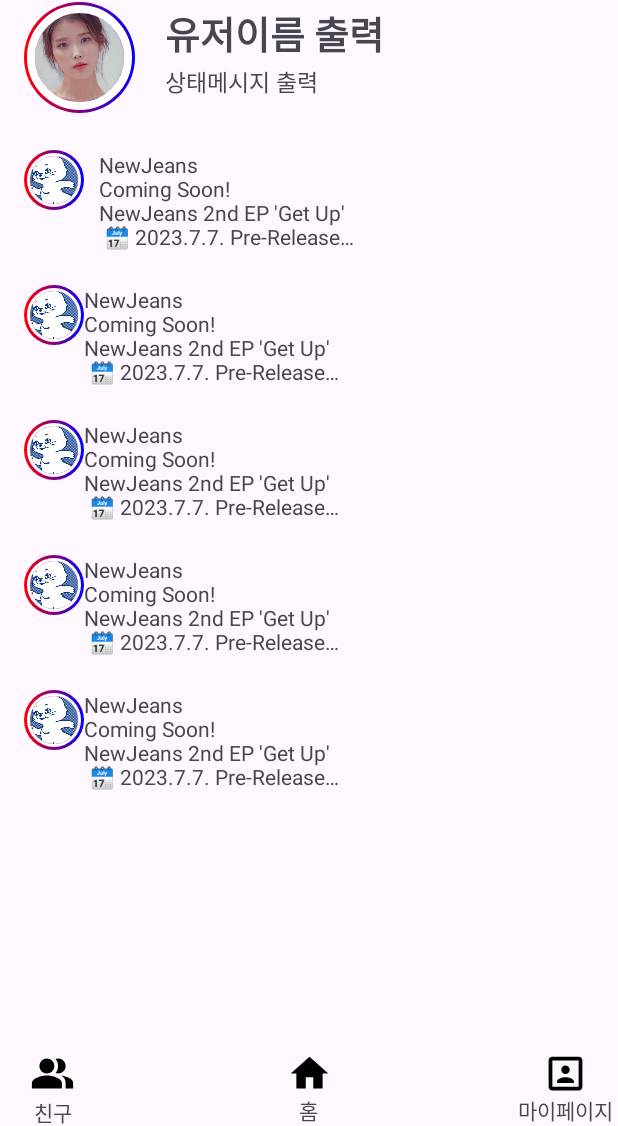
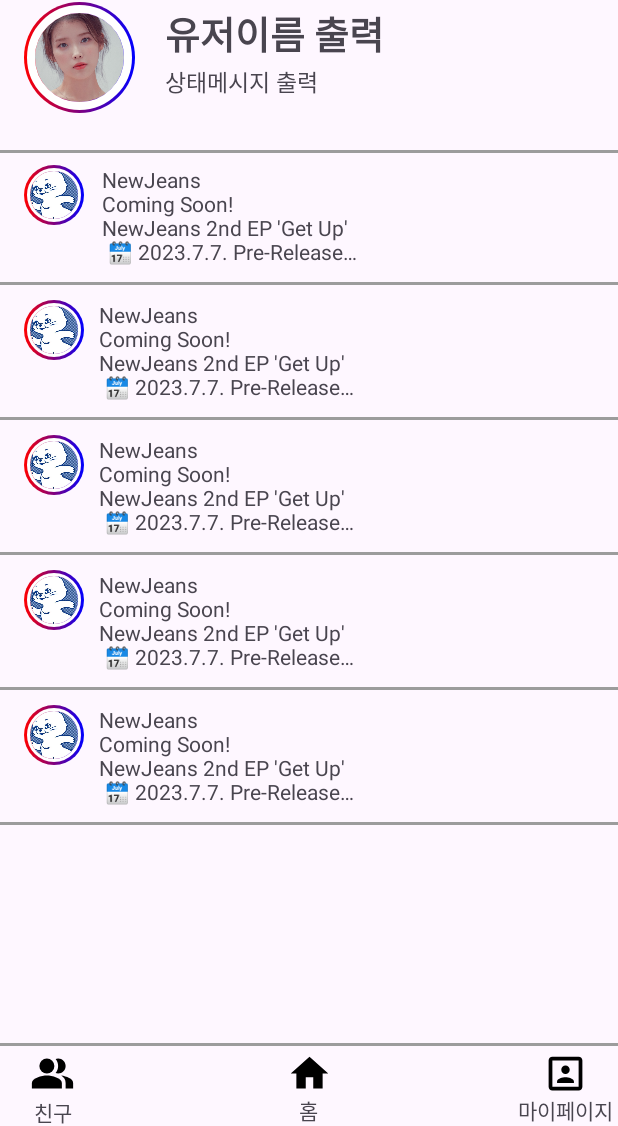
Before and after one commit to hosiker/SNS_App_Project, an Android app: the MainActivity screen opened directly, with no data from a screen before it, on a phone screen of 412 x 824 dp, the part 110-1236 px from its top. Run offline under Robolectric (Android 15) with nearby library versions, the phone set to English and light mode, and no system bars; our stand-ins replace CircleImageView; 3 statements that could not run were skipped.

Commit message:
feat. main xml 테두리수정

```diff
--- a/app/src/main/res/layout/main_activity.xml
+++ b/app/src/main/res/layout/main_activity.xml
@@ -6,7 +6,7 @@
     android:layout_height="match_parent"
     tools:context=".MainActivity">
 
-<!-- 툴바 -->
+    <!-- 툴바 -->
 
     <com.google.android.material.appbar.MaterialToolbar
         android:id="@+id/topAppbar"
@@ -15,12 +15,12 @@
 
         app:layout_constraintStart_toStartOf="parent"
         app:layout_constraintTop_toTopOf="parent">
+
         <ImageView
             android:layout_width="80dp"
             android:layout_height="73dp"
-            android:src="@drawable/ic_logo_15ya"
-            android:layout_gravity="center">
-        </ImageView>
+            android:layout_gravity="center"
+            android:src="@drawable/ic_logo_15ya"></ImageView>
     </com.google.android.material.appbar.MaterialToolbar>
 
 
@@ -50,17 +50,17 @@
                 <FrameLayout
                     android:layout_width="74dp"
                     android:layout_height="74dp"
+                    android:foreground="@drawable/rainbow"
                     app:layout_constraintStart_toStartOf="@id/circleImageView"
                     app:layout_constraintTop_toTopOf="@id/circleImageView"
-                    android:foreground="@drawable/rainbow"
-                    tools:ignore="NotSibling"/>
+                    tools:ignore="NotSibling" />
 
                 <de.hdodenhof.circleimageview.CircleImageView
-                    android:padding="2dp"
                     android:id="@+id/circleImageView"
                     android:layout_width="74dp"
                     android:layout_height="74dp"
                     android:layout_marginStart="16dp"
+                    android:padding="2dp"
                     android:src="@drawable/iu"
                     app:civ_border_color="@color/design_default_color_background"
                     app:civ_border_overlay="true"
@@ -91,7 +91,6 @@
                     app:layout_constraintStart_toStartOf="@+id/tv_userName"
                     app:layout_constraintTop_toBottomOf="@+id/tv_userName" />
 
-
             </androidx.constraintlayout.widget.ConstraintLayout>
 
             <!--  게시물  -->
@@ -106,21 +105,30 @@
                 app:layout_constraintStart_toStartOf="parent"
                 app:layout_constraintTop_toBottomOf="@+id/myConstraintLayout">
 
+
+                <View
+                    android:layout_width="match_parent"
+                    android:layout_height="2dp"
+                    android:layout_centerInParent="true"
+                    android:background="#9C9C9C"
+                    app:layout_constraintTop_toTopOf="parent"/>
+
                 <FrameLayout
                     android:layout_width="40dp"
                     android:layout_height="40dp"
+                    android:foreground="@drawable/rainbow"
                     app:layout_constraintStart_toStartOf="@id/cir_dummy1"
                     app:layout_constraintTop_toTopOf="@id/cir_dummy1"
-                    android:foreground="@drawable/rainbow"
-                    tools:ignore="NotSibling"/>
+                    tools:ignore="NotSibling" />
 
 
                 <de.hdodenhof.circleimageview.CircleImageView
-                    android:padding="2dp"
+                    android:layout_marginTop="10dp"
                     android:id="@+id/cir_dummy1"
                     android:layout_width="40dp"
                     android:layout_height="40dp"
                     android:layout_marginStart="16dp"
+                    android:padding="2dp"
                     android:scaleType="centerCrop"
                     android:src="@drawable/newjeans"
                     app:civ_border_color="@color/design_default_color_background"
@@ -134,7 +142,7 @@
                     android:id="@+id/textView2"
                     android:layout_width="327dp"
                     android:layout_height="wrap_content"
-                    android:layout_marginStart="10dp"
+                    android:layout_marginStart="12dp"
                     android:ellipsize="end"
                     android:maxLines="4"
                     android:text="NewJeans \nComing Soon!\nNewJeans 2nd EP 'Get Up'\n
@@ -145,7 +153,14 @@
 #NewJeans #뉴진스 #NewJeans_2nd_EP"
                     app:layout_constraintStart_toEndOf="@+id/cir_dummy1"
                     app:layout_constraintTop_toTopOf="@+id/cir_dummy1" />
+                <View
+                    android:layout_width="match_parent"
+                    android:layout_height="2dp"
+                    android:layout_centerInParent="true"
+                    android:background="#9C9C9C"
+                    app:layout_constraintBottom_toBottomOf="parent"/>
             </androidx.constraintlayout.widget.ConstraintLayout>
+
 
             <!--   게시물 2  -->
             <androidx.constraintlayout.widget.ConstraintLayout
@@ -155,20 +170,22 @@
                 app:layout_constraintEnd_toEndOf="parent"
                 app:layout_constraintStart_toStartOf="parent"
                 app:layout_constraintTop_toBottomOf="@+id/constraintLayout3">
+
                 <FrameLayout
                     android:layout_width="40dp"
                     android:layout_height="40dp"
+                    android:foreground="@drawable/rainbow"
                     app:layout_constraintStart_toStartOf="@id/imageView8"
                     app:layout_constraintTop_toTopOf="@id/imageView8"
-                    android:foreground="@drawable/rainbow"
-                    tools:ignore="NotSibling"/>
+                    tools:ignore="NotSibling" />
 
                 <de.hdodenhof.circleimageview.CircleImageView
+                    android:layout_marginTop="10dp"
                     android:id="@+id/imageView8"
-                    android:padding="2dp"
                     android:layout_width="40dp"
                     android:layout_height="40dp"
                     android:layout_marginStart="16dp"
+                    android:padding="2dp"
                     android:scaleType="centerCrop"
                     android:src="@drawable/newjeans"
                     app:civ_border_color="@color/design_default_color_background"
@@ -182,6 +199,7 @@
                     android:id="@+id/textView3"
                     android:layout_width="327dp"
                     android:layout_height="wrap_content"
+                    android:layout_marginStart="10dp"
                     android:ellipsize="end"
                     android:maxLines="4"
                     android:text="NewJeans \nComing Soon!\nNewJeans 2nd EP 'Get Up'\n
@@ -192,6 +210,13 @@
 #NewJeans #뉴진스 #NewJeans_2nd_EP"
                     app:layout_constraintStart_toEndOf="@+id/imageView8"
                     app:layout_constraintTop_toTopOf="@+id/imageView8" />
+                <View
+                    android:layout_width="match_parent"
+                    android:layout_height="2dp"
+                    android:layout_centerInParent="true"
+                    android:background="#9C9C9C"
+                    app:layout_constraintBottom_toBottomOf="parent"/>
+
             </androidx.constraintlayout.widget.ConstraintLayout>
 
             <!--   게시물 3  -->
@@ -206,17 +231,18 @@
                 <FrameLayout
                     android:layout_width="40dp"
                     android:layout_height="40dp"
+                    android:foreground="@drawable/rainbow"
                     app:layout_constraintStart_toStartOf="@id/imageView9"
                     app:layout_constraintTop_toTopOf="@id/imageView9"
-                    android:foreground="@drawable/rainbow"
-                    tools:ignore="NotSibling"/>
+                    tools:ignore="NotSibling" />
 
                 <de.hdodenhof.circleimageview.CircleImageView
+                    android:layout_marginTop="10dp"
                     android:id="@+id/imageView9"
-                    android:padding="2dp"
                     android:layout_width="40dp"
                     android:layout_height="40dp"
                     android:layout_marginStart="16dp"
+                    android:padding="2dp"
                     android:scaleType="centerCrop"
                     android:src="@drawable/newjeans"
                     app:civ_border_color="@color/design_default_color_background"
@@ -230,6 +256,7 @@
                     android:id="@+id/textView4"
                     android:layout_width="327dp"
                     android:layout_height="wrap_content"
+                    android:layout_marginStart="10dp"
                     android:ellipsize="end"
                     android:maxLines="4"
                     android:text="NewJeans \nComing Soon!\nNewJeans 2nd EP 'Get Up'\n
@@ -240,6 +267,13 @@
 #NewJeans #뉴진스 #NewJeans_2nd_EP"
                     app:layout_constraintStart_toEndOf="@+id/imageView9"
                     app:layout_constraintTop_toTopOf="@+id/imageView9" />
+                <View
+                    android:layout_width="match_parent"
+                    android:layout_height="2dp"
+                    android:layout_centerInParent="true"
+                    android:background="#9C9C9C"
+                    app:layout_constraintBottom_toBottomOf="parent"/>
+
             </androidx.constraintlayout.widget.ConstraintLayout>
 
             <!--   게시물 4  -->
@@ -249,21 +283,23 @@
                 android:layout_height="90dp"
                 app:layout_constraintEnd_toEndOf="parent"
                 app:layout_constraintStart_toStartOf="parent"
-                app:layout_constraintTop_toBottomOf="@id/constraintLayout5" >
+                app:layout_constraintTop_toBottomOf="@id/constraintLayout5">
+
                 <FrameLayout
                     android:layout_width="40dp"
                     android:layout_height="40dp"
+                    android:foreground="@drawable/rainbow"
                     app:layout_constraintStart_toStartOf="@id/imageView10"
                     app:layout_constraintTop_toTopOf="@id/imageView10"
-                    android:foreground="@drawable/rainbow"
-                    tools:ignore="NotSibling"/>
+                    tools:ignore="NotSibling" />
 
                 <de.hdodenhof.circleimageview.CircleImageView
+                    android:layout_marginTop="10dp"
                     android:id="@+id/imageView10"
-                    android:padding="2dp"
                     android:layout_width="40dp"
                     android:layout_height="40dp"
                     android:layout_marginStart="16dp"
+                    android:padding="2dp"
                     android:scaleType="centerCrop"
                     android:src="@drawable/newjeans"
                     app:civ_border_color="@color/design_default_color_background"
@@ -271,12 +307,13 @@
                     app:civ_border_width="2dp"
                     app:layout_constraintEnd_toStartOf="@+id/textView5"
                     app:layout_constraintStart_toStartOf="parent"
-                    app:layout_constraintTop_toTopOf="parent"/>
+                    app:layout_constraintTop_toTopOf="parent" />
 
                 <TextView
                     android:id="@+id/textView5"
                     android:layout_width="327dp"
                     android:layout_height="wrap_content"
+                    android:layout_marginStart="10dp"
                     android:ellipsize="end"
                     android:maxLines="4"
                     android:text="NewJeans \nComing Soon!\nNewJeans 2nd EP 'Get Up'\n
@@ -287,6 +324,13 @@
 #NewJeans #뉴진스 #NewJeans_2nd_EP"
                     app:layout_constraintStart_toEndOf="@+id/imageView10"
                     app:layout_constraintTop_toTopOf="@+id/imageView10" />
+                <View
+                    android:layout_width="match_parent"
+                    android:layout_height="2dp"
+                    android:layout_centerInParent="true"
+                    android:background="#9C9C9C"
+                    app:layout_constraintBottom_toBottomOf="parent"/>
+
             </androidx.constraintlayout.widget.ConstraintLayout>
 
 
@@ -297,22 +341,23 @@
                 android:layout_height="90dp"
                 app:layout_constraintEnd_toEndOf="parent"
                 app:layout_constraintStart_toStartOf="parent"
-                app:layout_constraintTop_toBottomOf="@id/constraintLayout6" >
+                app:layout_constraintTop_toBottomOf="@id/constraintLayout6">
 
                 <FrameLayout
                     android:layout_width="40dp"
                     android:layout_height="40dp"
+                    android:foreground="@drawable/rainbow"
                     app:layout_constraintStart_toStartOf="@id/imageView11"
                     app:layout_constraintTop_toTopOf="@id/imageView11"
-                    android:foreground="@drawable/rainbow"
-                    tools:ignore="NotSibling"/>
+                    tools:ignore="NotSibling" />
 
                 <de.hdodenhof.circleimageview.CircleImageView
+                    android:layout_marginTop="10dp"
                     android:id="@+id/imageView11"
-                    android:padding="2dp"
                     android:layout_width="40dp"
                     android:layout_height="40dp"
                     android:layout_marginStart="16dp"
+                    android:padding="2dp"
                     android:scaleType="centerCrop"
                     android:src="@drawable/newjeans"
                     app:civ_border_color="@color/design_default_color_background"
@@ -320,12 +365,13 @@
                     app:civ_border_width="2dp"
                     app:layout_constraintEnd_toStartOf="@+id/textView6"
                     app:layout_constraintStart_toStartOf="parent"
-                    app:layout_constraintTop_toTopOf="parent"/>
+                    app:layout_constraintTop_toTopOf="parent" />
 
                 <TextView
                     android:id="@+id/textView6"
                     android:layout_width="327dp"
                     android:layout_height="wrap_content"
+                    android:layout_marginStart="10dp"
                     android:ellipsize="end"
                     android:maxLines="4"
                     android:text="NewJeans \nComing Soon!\nNewJeans 2nd EP 'Get Up'\n
@@ -336,8 +382,14 @@
 #NewJeans #뉴진스 #NewJeans_2nd_EP"
                     app:layout_constraintStart_toEndOf="@+id/imageView11"
                     app:layout_constraintTop_toTopOf="@+id/imageView11" />
+
+                <View
+                    android:layout_width="match_parent"
+                    android:layout_height="2dp"
+                    android:layout_centerInParent="true"
+                    android:background="#9C9C9C"
+                    app:layout_constraintBottom_toBottomOf="parent"/>
             </androidx.constraintlayout.widget.ConstraintLayout>
-
 
 
         </androidx.constraintlayout.widget.ConstraintLayout>
@@ -348,13 +400,20 @@
 
 
     <androidx.constraintlayout.widget.ConstraintLayout
+        android:layout_marginTop="5dp"
         android:id="@+id/constraintLayout"
         android:layout_width="match_parent"
         android:layout_height="wrap_content"
         app:layout_constraintBottom_toBottomOf="parent">
-
+        <View
+            android:layout_width="match_parent"
+            android:layout_height="2dp"
+            android:layout_centerInParent="true"
+            android:background="#9C9C9C"
+            app:layout_constraintTop_toTopOf="parent"/>
 
         <androidx.constraintlayout.widget.ConstraintLayout
+            android:layout_marginTop="5dp"
             android:id="@+id/friend_constraintLayout"
             android:layout_width="wrap_content"
             android:layout_height="wrap_content"
@@ -388,6 +447,7 @@
 
 
         <androidx.constraintlayout.widget.ConstraintLayout
+            android:layout_marginTop="5dp"
             android:layout_width="wrap_content"
             android:layout_height="wrap_content"
             app:layout_constraintEnd_toEndOf="parent"
```
